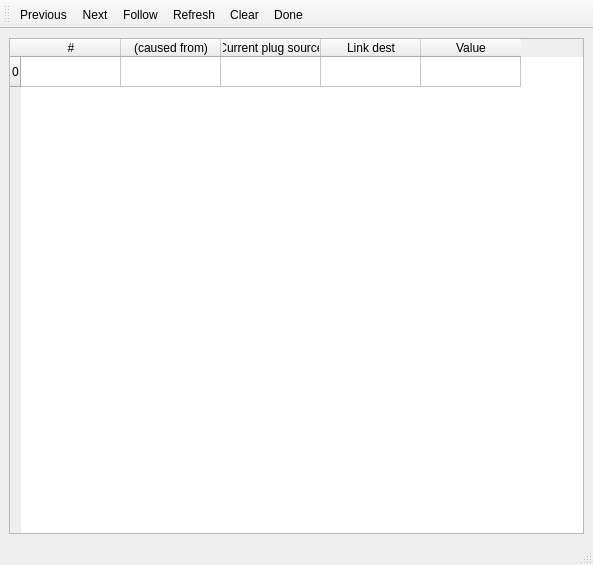
Before: the Qt Designer form capsul/qt_gui/widgets/links_debugger.ui in populse/capsul, drawn with Qt 5.
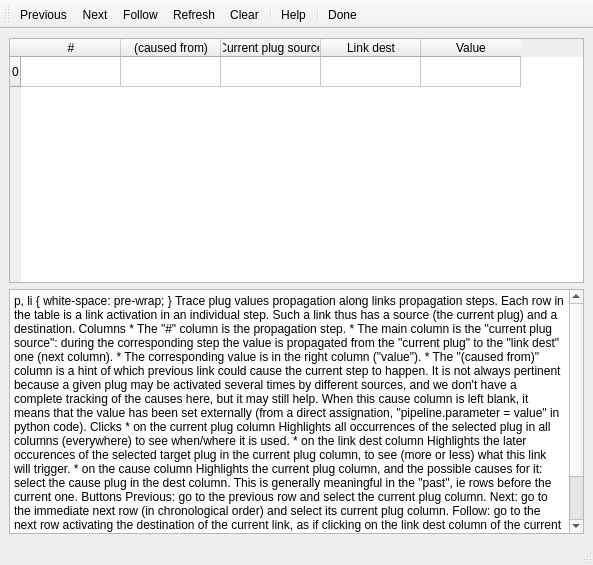
After: the same form once the commit is applied.

Commit message: help widget in links debugger

The edit to the form file:
```diff
--- a/capsul/qt_gui/widgets/links_debugger.ui
+++ b/capsul/qt_gui/widgets/links_debugger.ui
@@ -67,6 +67,55 @@
       </column>
      </widget>
     </item>
+    <item>
+     <widget class="QTextBrowser" name="help">
+      <property name="html">
+       <string>&lt;!DOCTYPE HTML PUBLIC &quot;-//W3C//DTD HTML 4.0//EN&quot; &quot;http://www.w3.org/TR/REC-html40/strict.dtd&quot;&gt;
+&lt;html&gt;&lt;head&gt;&lt;meta name=&quot;qrichtext&quot; content=&quot;1&quot; /&gt;&lt;style type=&quot;text/css&quot;&gt;
+p, li { white-space: pre-wrap; }
+&lt;/style&gt;&lt;/head&gt;&lt;body style=&quot; font-family:'Sans Serif'; font-size:9pt; font-weight:400; font-style:normal;&quot;&gt;
+&lt;p align=&quot;justify&quot; style=&quot; margin-top:0px; margin-bottom:0px; margin-left:0px; margin-right:0px; -qt-block-indent:0; text-indent:0px;&quot;&gt;&lt;span style=&quot; font-weight:600;&quot;&gt;Trace plug values propagation along links propagation steps.&lt;/span&gt;&lt;/p&gt;
+&lt;p align=&quot;justify&quot; style=&quot;-qt-paragraph-type:empty; margin-top:0px; margin-bottom:0px; margin-left:0px; margin-right:0px; -qt-block-indent:0; text-indent:0px;&quot;&gt;&lt;br /&gt;&lt;/p&gt;
+&lt;p align=&quot;justify&quot; style=&quot; margin-top:0px; margin-bottom:0px; margin-left:0px; margin-right:0px; -qt-block-indent:0; text-indent:0px;&quot;&gt;Each row in the table is a link activation in an individual step. Such a link thus has a source (the current plug) and a destination.&lt;/p&gt;
+&lt;p align=&quot;justify&quot; style=&quot;-qt-paragraph-type:empty; margin-top:0px; margin-bottom:0px; margin-left:0px; margin-right:0px; -qt-block-indent:0; text-indent:0px;&quot;&gt;&lt;br /&gt;&lt;/p&gt;
+&lt;p align=&quot;justify&quot; style=&quot; margin-top:0px; margin-bottom:0px; margin-left:0px; margin-right:0px; -qt-block-indent:0; text-indent:0px;&quot;&gt;&lt;span style=&quot; font-weight:600;&quot;&gt;Columns&lt;/span&gt;&lt;/p&gt;
+&lt;p align=&quot;justify&quot; style=&quot;-qt-paragraph-type:empty; margin-top:0px; margin-bottom:0px; margin-left:0px; margin-right:0px; -qt-block-indent:0; text-indent:0px;&quot;&gt;&lt;br /&gt;&lt;/p&gt;
+&lt;p align=&quot;justify&quot; style=&quot; margin-top:0px; margin-bottom:0px; margin-left:0px; margin-right:0px; -qt-block-indent:0; text-indent:0px;&quot;&gt;* The &amp;quot;#&amp;quot; column is the propagation step.&lt;/p&gt;
+&lt;p align=&quot;justify&quot; style=&quot;-qt-paragraph-type:empty; margin-top:0px; margin-bottom:0px; margin-left:0px; margin-right:0px; -qt-block-indent:0; text-indent:0px;&quot;&gt;&lt;br /&gt;&lt;/p&gt;
+&lt;p align=&quot;justify&quot; style=&quot; margin-top:0px; margin-bottom:0px; margin-left:0px; margin-right:0px; -qt-block-indent:0; text-indent:0px;&quot;&gt;* The main column is the &amp;quot;current plug source&amp;quot;: during the corresponding step the value is propagated from the &amp;quot;current plug&amp;quot; to the &amp;quot;link dest&amp;quot; one (next column).&lt;/p&gt;
+&lt;p align=&quot;justify&quot; style=&quot;-qt-paragraph-type:empty; margin-top:0px; margin-bottom:0px; margin-left:0px; margin-right:0px; -qt-block-indent:0; text-indent:0px;&quot;&gt;&lt;br /&gt;&lt;/p&gt;
+&lt;p align=&quot;justify&quot; style=&quot; margin-top:0px; margin-bottom:0px; margin-left:0px; margin-right:0px; -qt-block-indent:0; text-indent:0px;&quot;&gt;* The corresponding value is in the right column (&amp;quot;value&amp;quot;).&lt;/p&gt;
+&lt;p align=&quot;justify&quot; style=&quot;-qt-paragraph-type:empty; margin-top:0px; margin-bottom:0px; margin-left:0px; margin-right:0px; -qt-block-indent:0; text-indent:0px;&quot;&gt;&lt;br /&gt;&lt;/p&gt;
+&lt;p align=&quot;justify&quot; style=&quot; margin-top:0px; margin-bottom:0px; margin-left:0px; margin-right:0px; -qt-block-indent:0; text-indent:0px;&quot;&gt;* The &amp;quot;(caused from)&amp;quot; column is a hint of which previous link could cause the current step to happen. It is not always pertinent because a given plug may be activated several times by different sources, and we don't have a complete tracking of the causes here, but it may still help.&lt;/p&gt;
+&lt;p align=&quot;justify&quot; style=&quot; margin-top:0px; margin-bottom:0px; margin-left:0px; margin-right:0px; -qt-block-indent:0; text-indent:0px;&quot;&gt;When this cause column is left blank, it means that the value has been set externally (from a direct assignation, &amp;quot;pipeline.parameter = value&amp;quot; in python code).&lt;/p&gt;
+&lt;p align=&quot;justify&quot; style=&quot;-qt-paragraph-type:empty; margin-top:0px; margin-bottom:0px; margin-left:0px; margin-right:0px; -qt-block-indent:0; text-indent:0px;&quot;&gt;&lt;br /&gt;&lt;/p&gt;
+&lt;p align=&quot;justify&quot; style=&quot; margin-top:0px; margin-bottom:0px; margin-left:0px; margin-right:0px; -qt-block-indent:0; text-indent:0px;&quot;&gt;&lt;span style=&quot; font-weight:600;&quot;&gt;Clicks&lt;/span&gt;&lt;/p&gt;
+&lt;p align=&quot;justify&quot; style=&quot;-qt-paragraph-type:empty; margin-top:0px; margin-bottom:0px; margin-left:0px; margin-right:0px; -qt-block-indent:0; text-indent:0px; font-weight:600;&quot;&gt;&lt;br /&gt;&lt;/p&gt;
+&lt;p align=&quot;justify&quot; style=&quot; margin-top:0px; margin-bottom:0px; margin-left:0px; margin-right:0px; -qt-block-indent:0; text-indent:0px;&quot;&gt;* on the current plug column&lt;/p&gt;
+&lt;p align=&quot;justify&quot; style=&quot;-qt-paragraph-type:empty; margin-top:0px; margin-bottom:0px; margin-left:0px; margin-right:0px; -qt-block-indent:0; text-indent:0px;&quot;&gt;&lt;br /&gt;&lt;/p&gt;
+&lt;p align=&quot;justify&quot; style=&quot; margin-top:0px; margin-bottom:0px; margin-left:0px; margin-right:0px; -qt-block-indent:0; text-indent:0px;&quot;&gt;Highlights all occurrences of the selected plug in all columns (everywhere) to see when/where it is used.&lt;/p&gt;
+&lt;p align=&quot;justify&quot; style=&quot;-qt-paragraph-type:empty; margin-top:0px; margin-bottom:0px; margin-left:0px; margin-right:0px; -qt-block-indent:0; text-indent:0px;&quot;&gt;&lt;br /&gt;&lt;/p&gt;
+&lt;p align=&quot;justify&quot; style=&quot; margin-top:0px; margin-bottom:0px; margin-left:0px; margin-right:0px; -qt-block-indent:0; text-indent:0px;&quot;&gt;* on the link dest column&lt;/p&gt;
+&lt;p align=&quot;justify&quot; style=&quot;-qt-paragraph-type:empty; margin-top:0px; margin-bottom:0px; margin-left:0px; margin-right:0px; -qt-block-indent:0; text-indent:0px;&quot;&gt;&lt;br /&gt;&lt;/p&gt;
+&lt;p align=&quot;justify&quot; style=&quot; margin-top:0px; margin-bottom:0px; margin-left:0px; margin-right:0px; -qt-block-indent:0; text-indent:0px;&quot;&gt;Highlights the later occurences of the selected target plug in the current plug column, to see (more or less) what this link will trigger.&lt;/p&gt;
+&lt;p align=&quot;justify&quot; style=&quot;-qt-paragraph-type:empty; margin-top:0px; margin-bottom:0px; margin-left:0px; margin-right:0px; -qt-block-indent:0; text-indent:0px;&quot;&gt;&lt;br /&gt;&lt;/p&gt;
+&lt;p align=&quot;justify&quot; style=&quot; margin-top:0px; margin-bottom:0px; margin-left:0px; margin-right:0px; -qt-block-indent:0; text-indent:0px;&quot;&gt;* on the cause column&lt;/p&gt;
+&lt;p align=&quot;justify&quot; style=&quot;-qt-paragraph-type:empty; margin-top:0px; margin-bottom:0px; margin-left:0px; margin-right:0px; -qt-block-indent:0; text-indent:0px;&quot;&gt;&lt;br /&gt;&lt;/p&gt;
+&lt;p align=&quot;justify&quot; style=&quot; margin-top:0px; margin-bottom:0px; margin-left:0px; margin-right:0px; -qt-block-indent:0; text-indent:0px;&quot;&gt;Highlights the current plug column, and the possible causes for it: select the cause plug in the dest column. This is generally meaningful in the &amp;quot;past&amp;quot;, ie rows before the current one.&lt;/p&gt;
+&lt;p align=&quot;justify&quot; style=&quot;-qt-paragraph-type:empty; margin-top:0px; margin-bottom:0px; margin-left:0px; margin-right:0px; -qt-block-indent:0; text-indent:0px;&quot;&gt;&lt;br /&gt;&lt;/p&gt;
+&lt;p align=&quot;justify&quot; style=&quot; margin-top:0px; margin-bottom:0px; margin-left:0px; margin-right:0px; -qt-block-indent:0; text-indent:0px;&quot;&gt;&lt;span style=&quot; font-weight:600;&quot;&gt;Buttons&lt;/span&gt;&lt;/p&gt;
+&lt;p align=&quot;justify&quot; style=&quot;-qt-paragraph-type:empty; margin-top:0px; margin-bottom:0px; margin-left:0px; margin-right:0px; -qt-block-indent:0; text-indent:0px;&quot;&gt;&lt;br /&gt;&lt;/p&gt;
+&lt;p align=&quot;justify&quot; style=&quot; margin-top:0px; margin-bottom:0px; margin-left:0px; margin-right:0px; -qt-block-indent:0; text-indent:0px;&quot;&gt;&lt;span style=&quot; font-weight:600;&quot;&gt;Previous:&lt;/span&gt; go to the previous row and select the current plug column.&lt;/p&gt;
+&lt;p align=&quot;justify&quot; style=&quot; margin-top:0px; margin-bottom:0px; margin-left:0px; margin-right:0px; -qt-block-indent:0; text-indent:0px;&quot;&gt;&lt;span style=&quot; font-weight:600;&quot;&gt;Next:&lt;/span&gt; go to the immediate next row (in chronological order) and select its current plug column.&lt;/p&gt;
+&lt;p align=&quot;justify&quot; style=&quot; margin-top:0px; margin-bottom:0px; margin-left:0px; margin-right:0px; -qt-block-indent:0; text-indent:0px;&quot;&gt;&lt;span style=&quot; font-weight:600;&quot;&gt;Follow:&lt;/span&gt; go to the next row activating the destination of the current link, as if clicking on the link dest column of the current row. The first following matching row becomes the current row, so that clicking again on &amp;quot;follow&amp;quot; will follow the first triggered link.&lt;/p&gt;
+&lt;p align=&quot;justify&quot; style=&quot; margin-top:0px; margin-bottom:0px; margin-left:0px; margin-right:0px; -qt-block-indent:0; text-indent:0px;&quot;&gt;&lt;span style=&quot; font-weight:600;&quot;&gt;Refresh:&lt;/span&gt; rebuild the table by reading again the links debug log file: updates if some links have been activated since the last refresh.&lt;/p&gt;
+&lt;p align=&quot;justify&quot; style=&quot; margin-top:0px; margin-bottom:0px; margin-left:0px; margin-right:0px; -qt-block-indent:0; text-indent:0px;&quot;&gt;&lt;span style=&quot; font-weight:600;&quot;&gt;Clear:&lt;/span&gt; clears the table and the links debug log file, so that only subsequent links activation will be visible later (after a refresh).&lt;/p&gt;
+&lt;p align=&quot;justify&quot; style=&quot;-qt-paragraph-type:empty; margin-top:0px; margin-bottom:0px; margin-left:0px; margin-right:0px; -qt-block-indent:0; text-indent:0px;&quot;&gt;&lt;br /&gt;&lt;/p&gt;
+&lt;p align=&quot;justify&quot; style=&quot;-qt-paragraph-type:empty; margin-top:0px; margin-bottom:0px; margin-left:0px; margin-right:0px; -qt-block-indent:0; text-indent:0px;&quot;&gt;&lt;br /&gt;&lt;/p&gt;
+&lt;p align=&quot;justify&quot; style=&quot;-qt-paragraph-type:empty; margin-top:0px; margin-bottom:0px; margin-left:0px; margin-right:0px; -qt-block-indent:0; text-indent:0px;&quot;&gt;&lt;br /&gt;&lt;/p&gt;&lt;/body&gt;&lt;/html&gt;</string>
+      </property>
+     </widget>
+    </item>
    </layout>
   </widget>
   <widget class="QMenuBar" name="menubar">
@@ -95,6 +144,9 @@
    <addaction name="actionFollow"/>
    <addaction name="actionRefresh"/>
    <addaction name="actionClear"/>
+   <addaction name="separator"/>
+   <addaction name="actionHelp"/>
+   <addaction name="separator"/>
    <addaction name="actionDone"/>
   </widget>
   <action name="actionPrevious">
@@ -157,6 +209,17 @@
     <string>Del</string>
    </property>
   </action>
+  <action name="actionHelp">
+   <property name="text">
+    <string>Help</string>
+   </property>
+   <property name="toolTip">
+    <string>How does this work ?</string>
+   </property>
+   <property name="shortcut">
+    <string>F1</string>
+   </property>
+  </action>
  </widget>
  <resources/>
  <connections>
```
Left out of the diff: 5 changed lines with no effect on the pictures. The commit also changes 1 other file.
